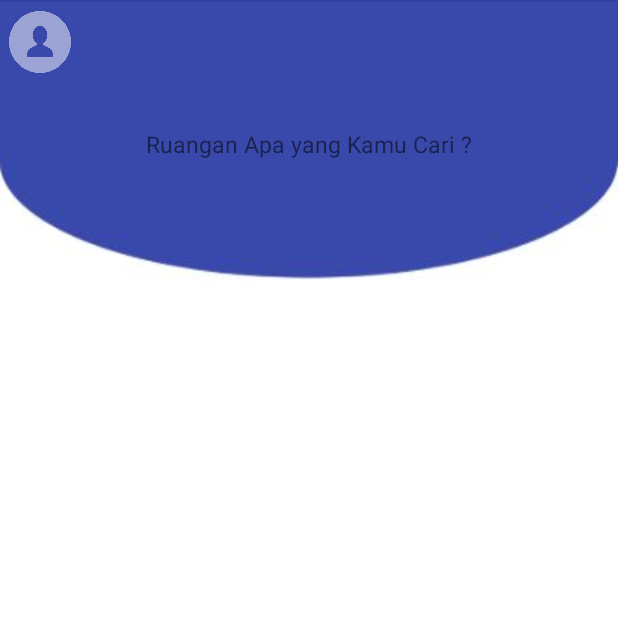
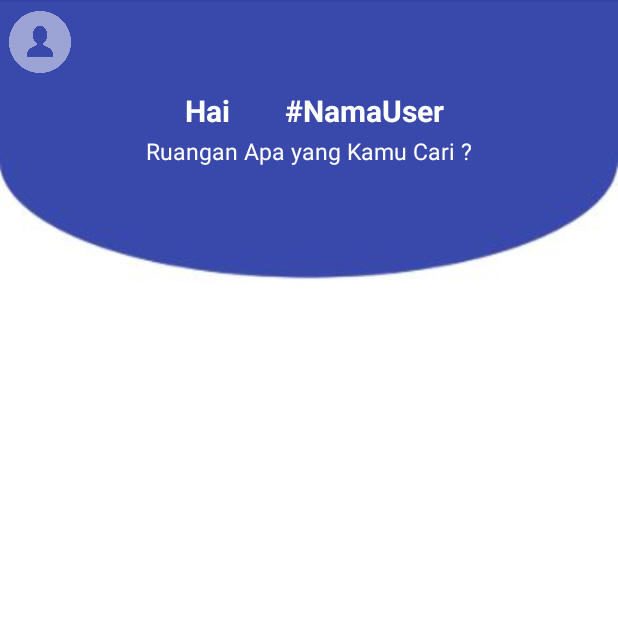
Before and after one commit to Sitikholifah215/PolinemaMaps-IT, an Android app: the MainActivity_Home screen opened directly, with no data from a screen before it, on a phone screen of 412 x 824 dp, the top half of it. Run offline under Robolectric (Android 15) with nearby library versions, the phone set to English and light mode, and no system bars.

Commit message:
revisi halaman home + rcyclerview slide

```diff
--- a/app/build.gradle
+++ b/app/build.gradle
@@ -22,7 +22,14 @@ dependencies {
     implementation fileTree(dir: 'libs', include: ['*.jar'])
     implementation 'com.android.support:appcompat-v7:28.0.0'
     implementation 'com.android.support.constraint:constraint-layout:1.1.3'
+    implementation 'com.android.support:recyclerview-v7:28.0.0'
+    implementation 'com.android.support:cardview-v7:28.0.0'
+    implementation 'de.hdodenhof:circleimageview:2.2.0'
+    implementation 'com.github.bumptech.glide:glide:4.4.0'
+    annotationProcessor 'com.github.bumptech.glide:compiler:4.4.0'
+
     testImplementation 'junit:junit:4.12'
     androidTestImplementation 'com.android.support.test:runner:1.0.2'
     androidTestImplementation 'com.android.support.test.espresso:espresso-core:3.0.2'
+
 }
--- a/app/src/main/java/com/example/ulfa/itmaps/MainActivity_Home.java
+++ b/app/src/main/java/com/example/ulfa/itmaps/MainActivity_Home.java
@@ -2,12 +2,28 @@ package com.example.ulfa.itmaps;
 
 import android.support.v7.app.AppCompatActivity;
 import android.os.Bundle;
+import android.support.v7.widget.LinearLayoutManager;
+import android.support.v7.widget.RecyclerView;
 
 public class MainActivity_Home extends AppCompatActivity {
+    private RecyclerView.LayoutManager laymanager;
+    private RecyclerView.Adapter madapter;
 
     @Override
     protected void onCreate(Bundle savedInstanceState) {
         super.onCreate(savedInstanceState);
         setContentView(R.layout.activity_main__home);
+
+
+    }
+    private void  initRecyclerview_SlideImage(){
+
+        laymanager = new LinearLayoutManager(this,LinearLayoutManager.HORIZONTAL,false);
+        RecyclerView recyclerViewww = findViewById(R.id.RecyclerviewhorizontalSlide);
+        recyclerViewww.setLayoutManager(laymanager);
+
+//            madapter = new Rec_slide_adapter(mImagesUrl,this);
+//            recyclerViewww.setAdapter(madapter);
+
     }
 }
--- /dev/null
+++ b/app/src/main/java/com/example/ulfa/itmaps/Rec_slide_adapter.java
@@ -0,0 +1,7 @@
+package com.example.ulfa.itmaps;
+
+import java.util.ArrayList;
+
+public class Rec_slide_adapter  {
+    private ArrayList<Integer> mImagesUrl = new ArrayList<>();
+}
--- a/app/src/main/res/layout/activity_main__home.xml
+++ b/app/src/main/res/layout/activity_main__home.xml
@@ -20,12 +20,78 @@
         android:src="@drawable/user" />
 
     <TextView
+        android:id="@+id/textviewHai"
+        android:layout_width="wrap_content"
+        android:layout_height="wrap_content"
+        android:layout_below="@+id/icUser"
+        android:layout_alignParentStart="true"
+        android:layout_marginStart="123dp"
+        android:layout_marginTop="11dp"
+        android:text="Hai"
+        android:textColor="#fff"
+        android:textSize="20dp"
+        android:textStyle="bold"/>
+
+    <TextView
+        android:id="@+id/idNamaUser"
+        android:layout_width="wrap_content"
+        android:layout_height="wrap_content"
+        android:layout_alignTop="@+id/textviewHai"
+        android:layout_alignParentEnd="true"
+        android:layout_marginTop="0dp"
+        android:layout_marginEnd="116dp"
+        android:text="#NamaUser"
+        android:textColor="#fff"
+        android:textSize="20dp"
+        android:textStyle="bold"/>
+
+    <TextView
+        android:id="@+id/textviewRuangan"
         android:layout_width="wrap_content"
         android:layout_height="wrap_content"
         android:layout_alignParentTop="true"
         android:layout_centerHorizontal="true"
-        android:layout_marginTop="85dp"
+        android:layout_marginTop="90dp"
         android:text="Ruangan Apa yang Kamu Cari ?"
+        android:textColor="#fff"
         android:textSize="15dp" />
 
+
+    <android.support.v7.widget.RecyclerView
+        android:id="@+id/RecyclerviewhorizontalSlide"
+        android:layout_width="match_parent"
+        android:layout_height="70dp"
+        android:layout_alignParentStart="true"
+        android:layout_alignParentTop="true"
+        android:layout_marginStart="0dp"
+        android:layout_marginTop="150dp"
+        android:orientation="horizontal">
+
+    </android.support.v7.widget.RecyclerView>
+
+    <LinearLayout
+        android:layout_below="@+id/RecyclerviewhorizontalSlide"
+        android:layout_width="match_parent"
+        android:layout_height="match_parent">
+
+        <GridView
+            android:id="@+id/gridview_android_example"
+            android:layout_width="wrap_content"
+            android:layout_height="305dp"
+            android:layout_below="@+id/imageView4"
+
+            android:layout_alignParentStart="true"
+            android:layout_alignParentTop="true"
+            android:layout_gravity="center"
+            android:layout_marginStart="0dp"
+            android:layout_marginTop="2dp"
+            android:columnWidth="100dp"
+            android:gravity="center"
+            android:minHeight="90dp"
+            android:numColumns="auto_fit"
+            android:stretchMode="columnWidth" />
+
+    </LinearLayout>
+
+
 </RelativeLayout>
--- /dev/null
+++ b/app/src/main/res/layout/slide_image.xml
@@ -0,0 +1,17 @@
+<?xml version="1.0" encoding="utf-8"?>
+<RelativeLayout
+    xmlns:android="http://schemas.android.com/apk/res/android"
+    xmlns:app="http://schemas.android.com/apk/res-auto"
+    android:layout_width="match_parent"
+    android:layout_height="match_parent">
+
+    <ImageView
+        android:id="@+id/img_slide"
+        android:layout_width="345dp"
+        android:layout_height="171dp"
+        android:layout_alignParentTop="true"
+        android:layout_centerHorizontal="true"
+        android:layout_marginTop="11dp"
+        app:srcCompat="@mipmap/ic_launcher_round" />
+
+</RelativeLayout>
```
